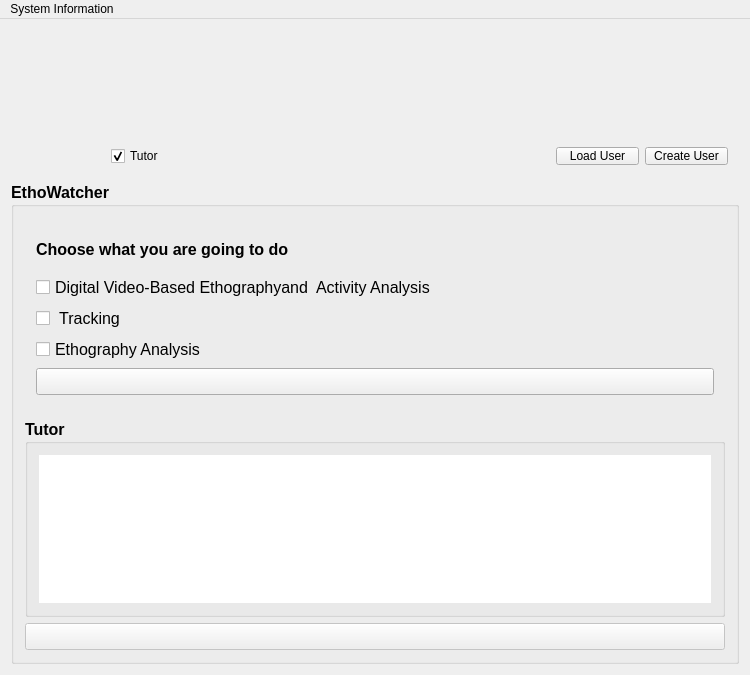
Old version of the form src/ethowatcherinpi.ui in the repository EthoWatcher/ethowatcher.
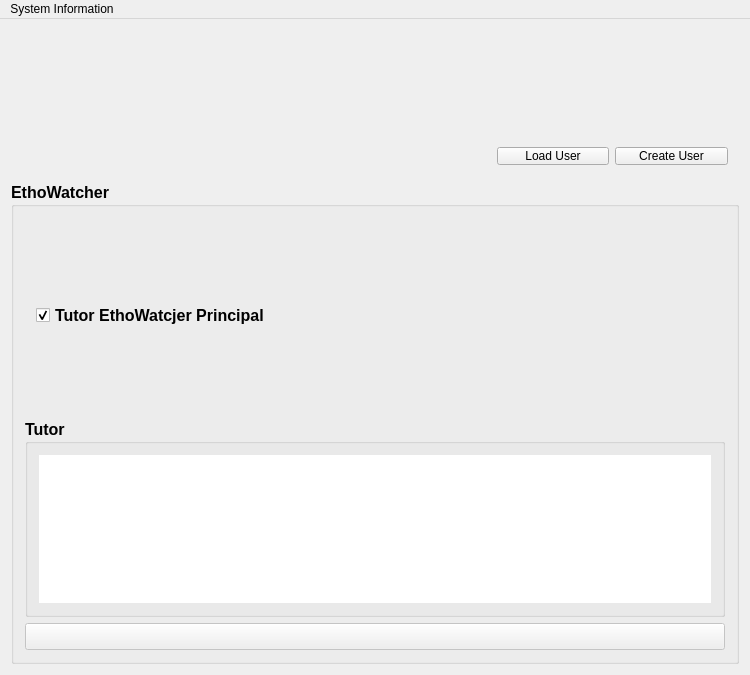
New version of the form. Icons and pictures are not drawn.

Commit message: Arrumado a tela de cadastro de pessoa para aceitar a configuração de mais tutores

What changed in the file:
```diff
--- a/src/ethowatcherinpi.ui
+++ b/src/ethowatcherinpi.ui
@@ -78,16 +78,6 @@
          </property>
         </widget>
        </item>
-       <item>
-        <widget class="QCheckBox" name="cbTutor">
-         <property name="text">
-          <string>Tutor</string>
-         </property>
-         <property name="checked">
-          <bool>true</bool>
-         </property>
-        </widget>
-       </item>
        <item>
         <widget class="QLabel" name="lblUser">
          <property name="minimumSize">
@@ -134,7 +124,7 @@
        <item>
         <widget class="QStackedWidget" name="stackedPassos">
          <property name="currentIndex">
-          <number>0</number>
+          <number>3</number>
          </property>
          <widget class="QWidget" name="pageIdentificacao">
           <layout class="QVBoxLayout" name="verticalLayout_8">
@@ -311,6 +301,20 @@
            </item>
           </layout>
          </widget>
+         <widget class="QWidget" name="page">
+          <layout class="QVBoxLayout" name="verticalLayout_2">
+           <item>
+            <widget class="QCheckBox" name="cbTutorEthoPrincipal">
+             <property name="text">
+              <string>Tutor EthoWatcjer Principal</string>
+             </property>
+             <property name="checked">
+              <bool>true</bool>
+             </property>
+            </widget>
+           </item>
+          </layout>
+         </widget>
         </widget>
        </item>
        <item>
```
The commit also changes 5 other files.
